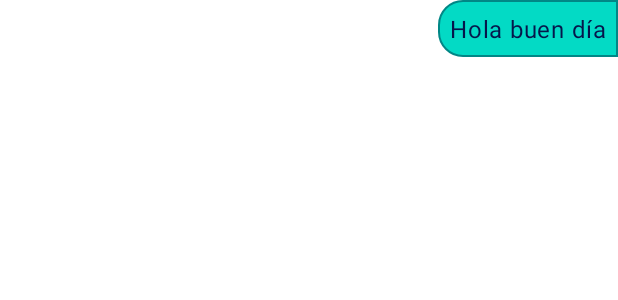
After one commit to YamiLaxus/PocketStore-Kotlin, an Android app: the layout item_chat.xml on its own in the app's theme, with its tools: preview values and no code run, on a phone screen of 412 x 824 dp. The commit adds this screen. Shown: the top 300 px of the screen. Run offline under Robolectric (Android 15) with nearby library versions, the phone set to English and light mode, and no system bars.

Commit message:
Video 116 ChatAdapter Created

```diff
--- a/app/build.gradle
+++ b/app/build.gradle
@@ -59,6 +59,10 @@ dependencies {
     // Declare the dependency for the Cloud Firestore library
     implementation 'com.google.firebase:firebase-firestore-ktx'
 
+    // Declare the dependency for the Realtime Database library
+    // When using the BoM, you don't specify versions in Firebase library dependencies
+    implementation 'com.google.firebase:firebase-database-ktx'
+
     //Glide
     implementation 'com.github.bumptech.glide:glide:4.12.0'
     kapt 'com.github.bumptech.glide:compiler:4.12.0'
--- a/app/src/main/java/com/phonedev/pocketstore/order/OrderAdapter.kt
+++ b/app/src/main/java/com/phonedev/pocketstore/order/OrderAdapter.kt
@@ -74,5 +74,4 @@ class OrderAdapter(
             }
         }
     }
-
 }
--- /dev/null
+++ b/app/src/main/res/drawable/background_chat_client.xml
@@ -0,0 +1,18 @@
+<?xml version="1.0" encoding="utf-8"?>
+<selector xmlns:android="http://schemas.android.com/apk/res/android">
+
+    <item>
+        <shape
+            android:shape="rectangle">
+            <solid android:color="?attr/colorSecondary"/>
+
+            <corners
+                android:topLeftRadius="@dimen/common_padding_default"
+                android:bottomLeftRadius="@dimen/common_padding_default"/>
+
+            <stroke
+                android:width="@dimen/chat_stroke"
+                android:color="?attr/colorSecondaryVariant"/>
+        </shape>
+    </item>
+</selector>
--- /dev/null
+++ b/app/src/main/res/layout/item_chat.xml
@@ -0,0 +1,19 @@
+<?xml version="1.0" encoding="utf-8"?>
+<LinearLayout xmlns:android="http://schemas.android.com/apk/res/android"
+    xmlns:tools="http://schemas.android.com/tools"
+    android:orientation="vertical"
+    android:layout_width="match_parent"
+    android:layout_height="wrap_content"
+    android:gravity="end">
+
+    <com.google.android.material.textview.MaterialTextView
+        android:id="@+id/tvMessage"
+        android:layout_width="wrap_content"
+        android:layout_height="wrap_content"
+        android:textAppearance="?attr/textAppearanceBody1"
+        android:textColor="?attr/colorPrimary"
+        android:padding="@dimen/common_padding_min"
+        android:background="@drawable/background_chat_client"
+        tools:text="Hola buen día"/>
+
+</LinearLayout>
--- a/app/src/main/res/values/dimens.xml
+++ b/app/src/main/res/values/dimens.xml
@@ -5,4 +5,6 @@
     <dimen name="common_padding_default">16dp</dimen>
     <dimen name="common_padding_medium">24dp</dimen>
     <dimen name="track_margin_bottom_progress">14dp</dimen>
+    <dimen name="chat_guideline_chat">48dp</dimen>
+    <dimen name="chat_stroke">1dp</dimen>
 </resources>
--- a/app/src/main/res/values/strings.xml
+++ b/app/src/main/res/values/strings.xml
@@ -14,7 +14,7 @@
     <string name="recycler_price">12</string>
 
 
-    <string name="order_track_shipment">Seguir envio</string>
+    <string name="order_track_shipment">Consultar Estado</string>
     <string name="order_estatus">Estado: %1$s</string>
     <string name="order_id">ID: %1$s</string>
     <string name="chip_chat_help">¿Necesitas ayuda?</string>
@@ -27,4 +27,5 @@
     <string name="order_status_unknown">Desconocido</string>
 
     <string name="track_title">Rastreo</string>
+    <string name="hint_chat">Escribe algo...</string>
 </resources>
```
Also changed, not shown: app/src/main/java/com/phonedev/pocketstore/chat/ChatAdapter.kt (added, +86 -0 lines), app/src/main/java/com/phonedev/pocketstore/chat/OnChatListener.kt (added, +7 -0 lines), app/src/main/java/com/phonedev/pocketstore/entities/Message.kt (added, +27 -0 lines), app/src/main/res/drawable/background_chat_support.xml (added, +18 -0 lines), app/src/main/res/drawable/ic_send.xml (added, +11 -0 lines), app/src/main/res/layout/fragment_chat.xml (added, +70 -0 lines).
